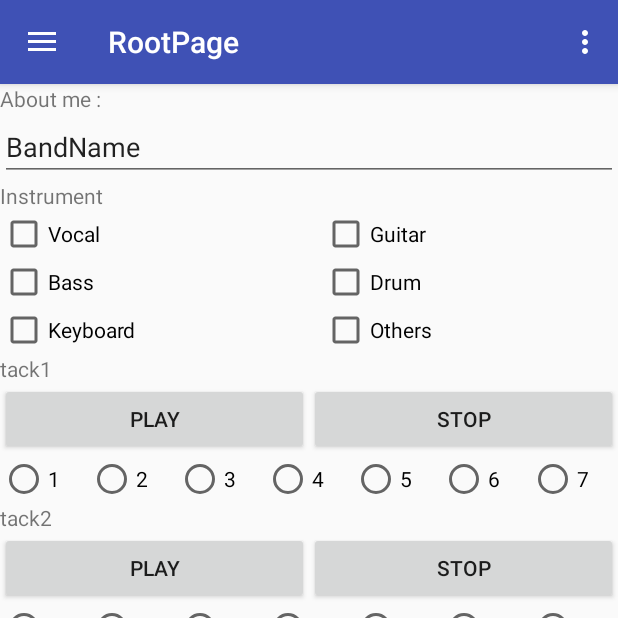
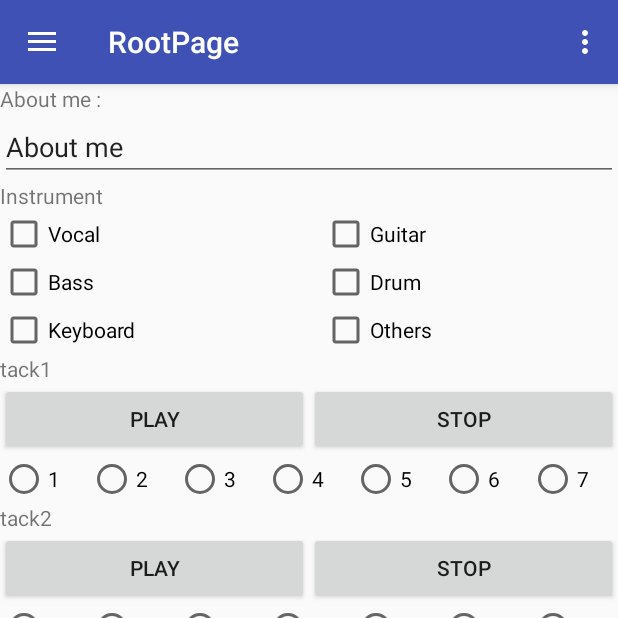
Before and after one commit to s1155030742/IndieLink_2.0, an Android app: the fragment EditProfileFragment placed in its activity, on a phone screen of 412 x 824 dp, the top half of it. Run offline under Robolectric (Android 15) with nearby library versions, the phone set to English and light mode, and no system bars; our stand-ins replace ButterKnife, Picasso; libraries missing offline, so code that uses them is left out: com.facebook; pictures from the network do not load.

Commit message:
edit profile

```diff
--- a/app/src/main/res/layout/fragment_edit_profile.xml
+++ b/app/src/main/res/layout/fragment_edit_profile.xml
@@ -26,7 +26,7 @@
         android:id="@+id/EditBandAboutMe"
         android:layout_width="fill_parent"
         android:layout_height="wrap_content"
-        android:text="BandName"/>
+        android:text="About me"/>
 
     <TextView
         android:id="@+id/TextViewInstrument"
```
Also changed, not shown: app/src/main/java/com/indielink/indielink/EditProfileFragment.java (+18 -10 lines), 1 other file.
